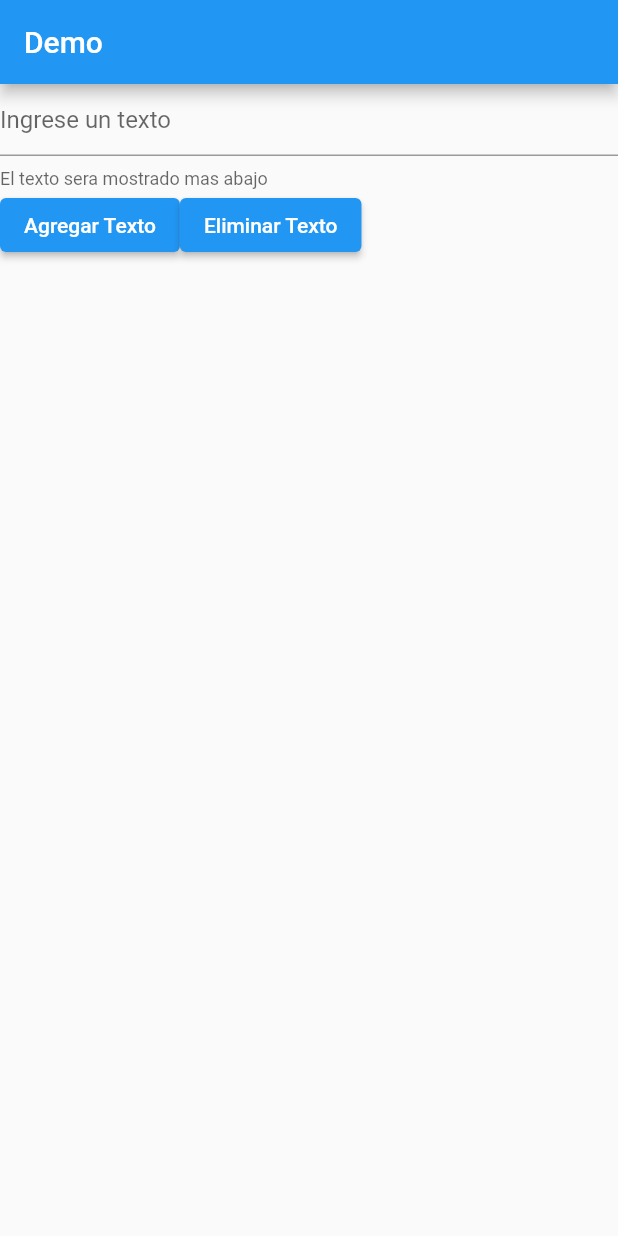
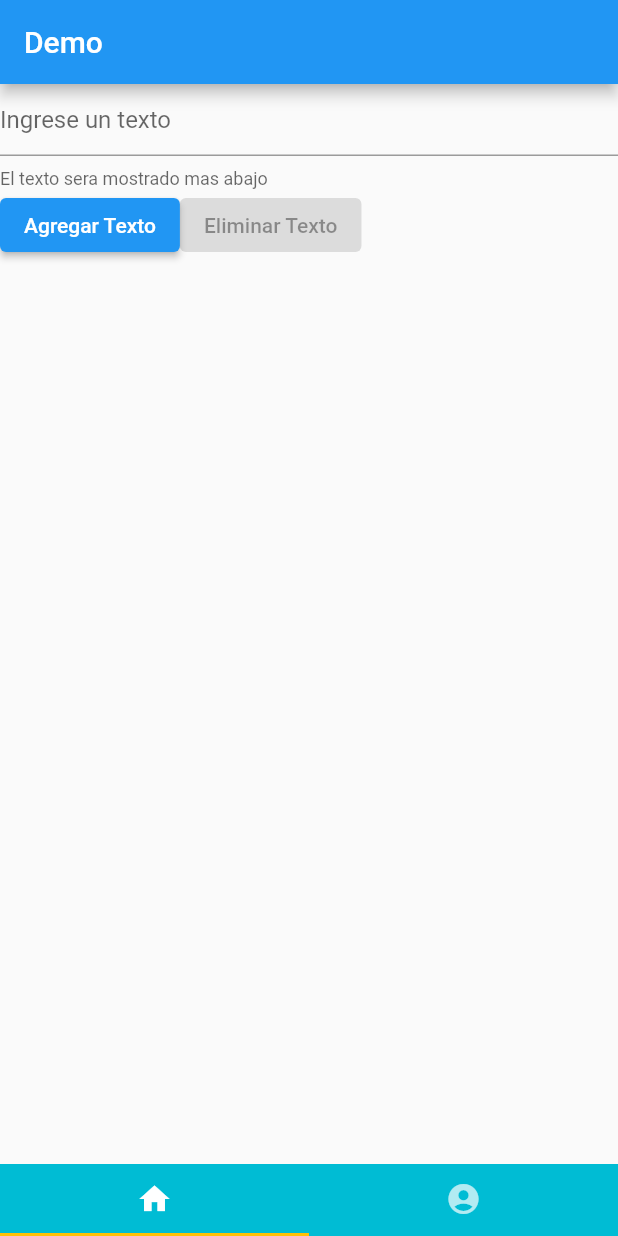
Before and after one commit to yuletsy/legendary-barnacle, a Flutter app: the screen it shows after launch, on a phone screen of 412 x 824 dp. Run offline on Flutter 3.47's test engine with Material 2 defaults, Android fonts, the phone set to English and light mode, and no system bars; missing offline and left inert: dart:ffi.

Commit message:
formularios y tabbars en flutter

```diff
--- a/formslegendary/lib/main.dart
+++ b/formslegendary/lib/main.dart
@@ -1,9 +1,12 @@
 import 'package:flutter/material.dart';
+import 'package:formslegendary/login/login.dart';
 import 'package:formslegendary/screen1/demo.dart';
+import 'package:formslegendary/tabbar/tabbar.dart';
 
 void main() {
   runApp(MaterialApp(
-    home: Demo(),
+    home: tabBar(),
+
 
   ));
 }
--- a/formslegendary/lib/screen1/demo.dart
+++ b/formslegendary/lib/screen1/demo.dart
@@ -29,12 +29,31 @@ class _DemoState extends State<Demo> {
       valoresIngresados.removeLast();
     });
   }
+
+  void mostrarAlert(){
+    AlertDialog dialog = AlertDialog(
+      content: Text("¿Esta seguro de que quiere eliminiar esa frase?"),
+      actions: [
+        TextButton(onPressed:(){
+          eliminarValor();
+        }, child: Text("SI")),
+        TextButton(onPressed: (){
+          Navigator.pop(context);
+        }, child: Text("NO"))
+      ],
+    );
+    showDialog(context: context, builder: (BuildContext context){
+      return dialog;
+    });
+  }
   @override
   Widget build(BuildContext context) {
     return Scaffold(
       appBar: AppBar(title: Text("Demo")
       ),
-      body: Container(
+      body: ListView(
+        children:[
+          Container(
         child: Column(
           children: [
             TextField(
@@ -52,23 +71,25 @@ class _DemoState extends State<Demo> {
                 },
                 child: Text("Agregar Texto"),
                 ),
-                ElevatedButton(onPressed: (){
-                  eliminarValor();
-                },
+                ElevatedButton(
                 child: Text("Eliminar Texto"),
-                )
+                onPressed: valoresIngresados.isNotEmpty ? (){
+                    mostrarAlert();
+                }
+                :null),
               ],
             ),
             Column(
               children:
                 valoresIngresados
-
-
             )
 
           ],
         ),
-      ),
+          )
+
+        ],
+    ),
     );
   }
 }
--- /dev/null
+++ b/formslegendary/lib/tabbar/tabbar.dart
@@ -0,0 +1,35 @@
+import 'package:flutter/material.dart';
+import 'package:formslegendary/login/login.dart';
+import 'package:formslegendary/screen1/demo.dart';
+class tabBar extends StatefulWidget {
+
+  @override
+  State<tabBar> createState(){ return _tabBarState();}
+}
+
+class _tabBarState extends State<tabBar> {
+  @override
+  Widget build(BuildContext context) {
+    return DefaultTabController(
+      length: 2,
+      child: Scaffold(
+        body: TabBarView(
+        children:[
+          Demo(),
+          Login()
+        ]),
+        bottomNavigationBar:
+        Container(
+          color: Colors.cyan,
+          child:TabBar(
+          indicatorColor: Colors.amber,
+          tabs : [
+            Tab(icon: Icon(Icons.home)),
+            Tab(icon: Icon(Icons.account_circle)),
+          ]
+        ),
+        )
+      ),
+    );
+  }
+}
```
Also changed, not shown: formslegendary/lib/login/login.dart (added, +87 -0 lines).
